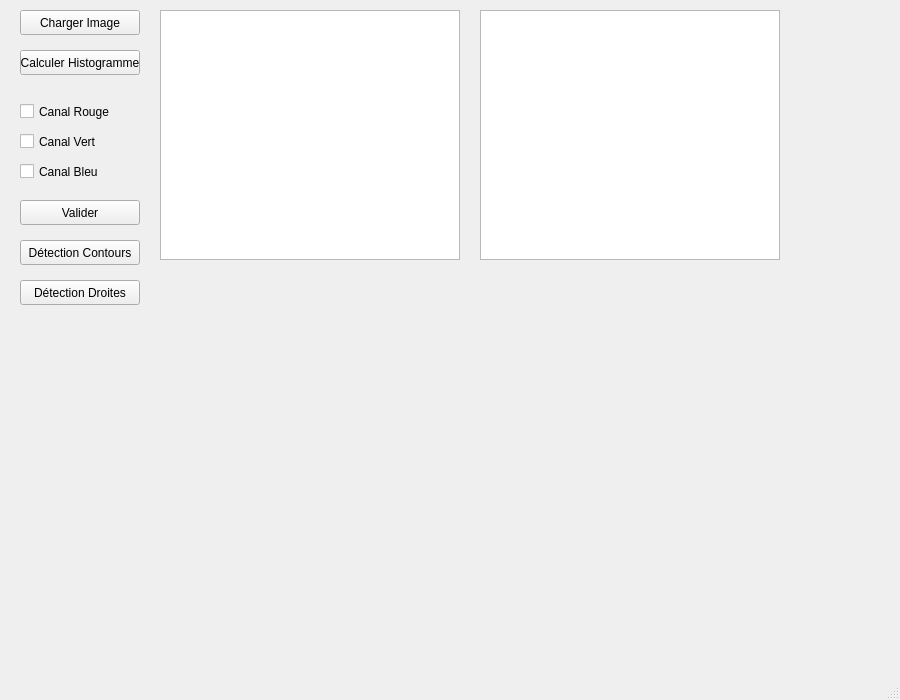
First picture: the form in Descripteurs/Projet/mainwindow.ui, repository TomAuclin/PROJETC_LMLTM, before the edit.
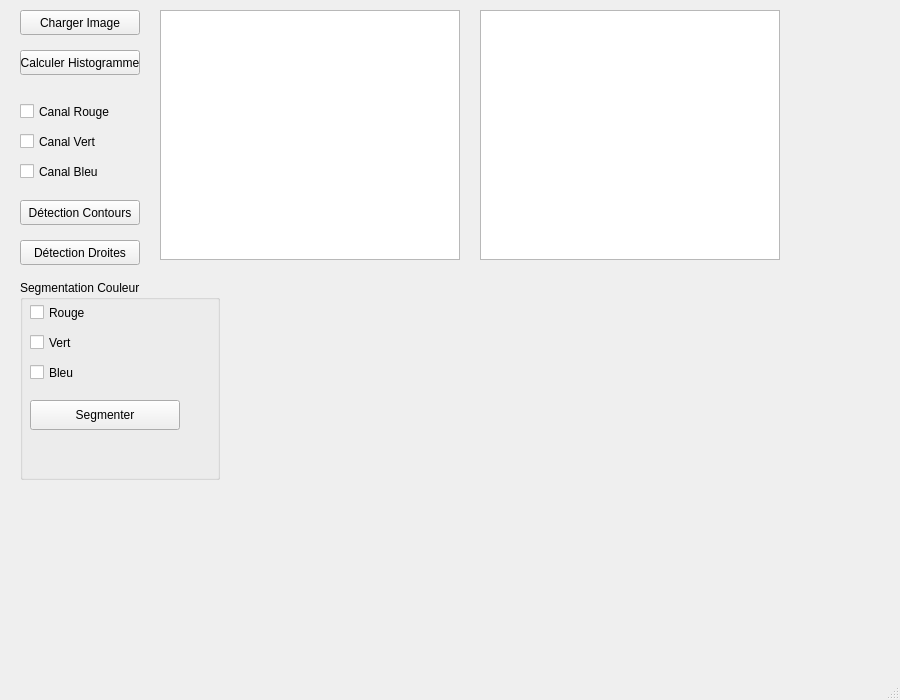
Second picture: the form after the edit.

Commit message: Fonction Séparation couleur fonctionne avec histo de Morgane et avec ses propres boutons

The edit to the form file:
```diff
--- a/Descripteurs/Projet/mainwindow.ui
+++ b/Descripteurs/Projet/mainwindow.ui
@@ -99,24 +99,13 @@
      <string>Canal Bleu</string>
     </property>
    </widget>
-   <widget class="QPushButton" name="Valider">
-    <property name="geometry">
-     <rect>
-      <x>20</x>
-      <y>200</y>
-      <width>120</width>
-      <height>25</height>
-     </rect>
-    </property>
-    <property name="text">
-     <string>Valider</string>
-    </property>
-   </widget>
+
+   <!-- Boutons pour détection des contours -->
    <widget class="QPushButton" name="DetectionContour">
     <property name="geometry">
      <rect>
       <x>20</x>
-      <y>240</y>
+      <y>200</y>
       <width>120</width>
       <height>25</height>
      </rect>
@@ -129,7 +118,7 @@
     <property name="geometry">
      <rect>
       <x>20</x>
-      <y>280</y>
+      <y>240</y>
       <width>120</width>
       <height>25</height>
      </rect>
@@ -138,6 +127,74 @@
      <string>Détection Droites</string>
     </property>
    </widget>
+
+   <!-- Groupe de boutons pour la segmentation par couleur -->
+   <widget class="QGroupBox" name="GroupeSegmentation">
+    <property name="geometry">
+     <rect>
+      <x>20</x>
+      <y>280</y>
+      <width>200</width>
+      <height>200</height>
+     </rect>
+    </property>
+    <property name="title">
+     <string>Segmentation Couleur</string>
+    </property>
+    <widget class="QCheckBox" name="Segmentation_Canal_R">
+     <property name="geometry">
+      <rect>
+       <x>10</x>
+       <y>20</y>
+       <width>150</width>
+       <height>25</height>
+      </rect>
+     </property>
+     <property name="text">
+      <string>Rouge</string>
+     </property>
+    </widget>
+    <widget class="QCheckBox" name="Segmentation_Canal_V">
+     <property name="geometry">
+      <rect>
+       <x>10</x>
+       <y>50</y>
+       <width>150</width>
+       <height>25</height>
+      </rect>
+     </property>
+     <property name="text">
+      <string>Vert</string>
+     </property>
+    </widget>
+    <widget class="QCheckBox" name="Segmentation_Canal_B">
+     <property name="geometry">
+      <rect>
+       <x>10</x>
+       <y>80</y>
+       <width>150</width>
+       <height>25</height>
+      </rect>
+     </property>
+     <property name="text">
+      <string>Bleu</string>
+     </property>
+    </widget>
+    <widget class="QPushButton" name="SegmenterCouleur">
+     <property name="geometry">
+      <rect>
+       <x>10</x>
+       <y>120</y>
+       <width>150</width>
+       <height>30</height>
+      </rect>
+     </property>
+     <property name="text">
+      <string>Segmenter</string>
+     </property>
+    </widget>
+   </widget>
+
   </widget>
   <widget class="QMenuBar" name="menubar">
    <property name="geometry">
```
Left out of the diff: 17 changed lines with no effect on the pictures. The commit also changes 4 other files.
